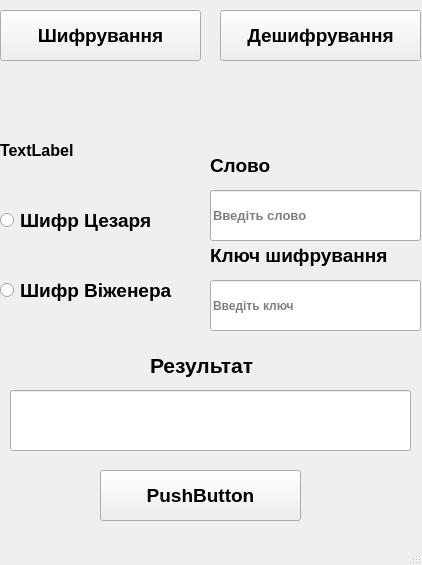
Old version of the form project_2/design_2.ui in the repository Romankrasawa/projectForSchool.
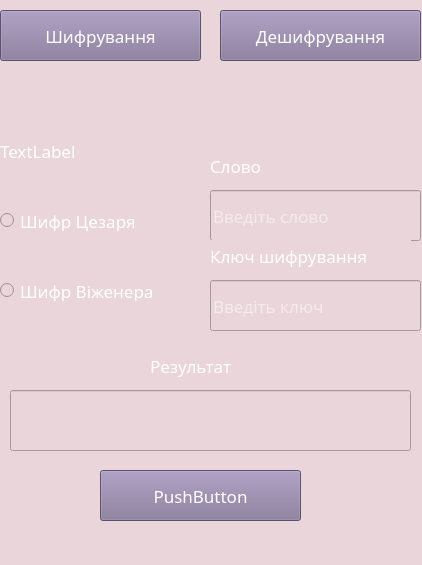
New version of the form.

```diff
--- a/project_2/design_2.ui
+++ b/project_2/design_2.ui
@@ -13,6 +13,11 @@
   <property name="windowTitle">
    <string>MainWindow</string>
   </property>
+  <property name="styleSheet">
+   <string notr="true">background-color:#E9D5DA;
+font: 50 13pt &quot;Yu Gothic Medium&quot;;
+color:white;</string>
+  </property>
   <widget class="QWidget" name="centralwidget">
    <widget class="QPushButton" name="cript">
     <property name="geometry">
@@ -25,11 +30,16 @@
     </property>
     <property name="font">
      <font>
-      <pointsize>14</pointsize>
-      <weight>75</weight>
-      <bold>true</bold>
+      <family>Yu Gothic Medium</family>
+      <pointsize>13</pointsize>
+      <weight>6</weight>
+      <italic>false</italic>
+      <bold>false</bold>
      </font>
     </property>
+    <property name="styleSheet">
+     <string notr="true">background-color: rgb(130, 115, 151);</string>
+    </property>
     <property name="text">
      <string>Шифрування</string>
     </property>
@@ -45,11 +55,16 @@
     </property>
     <property name="font">
      <font>
-      <pointsize>14</pointsize>
-      <weight>75</weight>
-      <bold>true</bold>
+      <family>Yu Gothic Medium</family>
+      <pointsize>13</pointsize>
+      <weight>6</weight>
+      <italic>false</italic>
+      <bold>false</bold>
      </font>
     </property>
+    <property name="styleSheet">
+     <string notr="true">background-color: rgb(130, 115, 151);</string>
+    </property>
     <property name="text">
      <string>Дешифрування</string>
     </property>
@@ -65,9 +80,11 @@
     </property>
     <property name="font">
      <font>
-      <pointsize>14</pointsize>
-      <weight>75</weight>
-      <bold>true</bold>
+      <family>Yu Gothic Medium</family>
+      <pointsize>13</pointsize>
+      <weight>6</weight>
+      <italic>false</italic>
+      <bold>false</bold>
      </font>
     </property>
     <property name="text">
@@ -85,9 +102,11 @@
     </property>
     <property name="font">
      <font>
-      <pointsize>14</pointsize>
-      <weight>75</weight>
-      <bold>true</bold>
+      <family>Yu Gothic Medium</family>
+      <pointsize>13</pointsize>
+      <weight>6</weight>
+      <italic>false</italic>
+      <bold>false</bold>
      </font>
     </property>
     <property name="text">
@@ -105,9 +124,11 @@
     </property>
     <property name="font">
      <font>
-      <pointsize>12</pointsize>
-      <weight>75</weight>
-      <bold>true</bold>
+      <family>Yu Gothic Medium</family>
+      <pointsize>13</pointsize>
+      <weight>6</weight>
+      <italic>false</italic>
+      <bold>false</bold>
      </font>
     </property>
     <property name="text">
@@ -125,11 +146,16 @@
     </property>
     <property name="font">
      <font>
-      <pointsize>10</pointsize>
-      <weight>75</weight>
-      <bold>true</bold>
+      <family>Yu Gothic Medium</family>
+      <pointsize>13</pointsize>
+      <weight>6</weight>
+      <italic>false</italic>
+      <bold>false</bold>
      </font>
     </property>
+    <property name="styleSheet">
+     <string notr="true"/>
+    </property>
     <property name="placeholderText">
      <string>Введіть слово</string>
     </property>
@@ -145,8 +171,11 @@
     </property>
     <property name="font">
      <font>
-      <weight>75</weight>
-      <bold>true</bold>
+      <family>Yu Gothic Medium</family>
+      <pointsize>13</pointsize>
+      <weight>6</weight>
+      <italic>false</italic>
+      <bold>false</bold>
      </font>
     </property>
     <property name="placeholderText">
@@ -164,9 +193,11 @@
     </property>
     <property name="font">
      <font>
-      <pointsize>12</pointsize>
-      <weight>75</weight>
-      <bold>true</bold>
+      <family>Yu Gothic Medium</family>
+      <pointsize>13</pointsize>
+      <weight>6</weight>
+      <italic>false</italic>
+      <bold>false</bold>
      </font>
     </property>
    </widget>
@@ -181,9 +212,11 @@
     </property>
     <property name="font">
      <font>
-      <pointsize>14</pointsize>
-      <weight>75</weight>
-      <bold>true</bold>
+      <family>Yu Gothic Medium</family>
+      <pointsize>13</pointsize>
+      <weight>6</weight>
+      <italic>false</italic>
+      <bold>false</bold>
      </font>
     </property>
     <property name="text">
@@ -201,9 +234,11 @@
     </property>
     <property name="font">
      <font>
-      <pointsize>14</pointsize>
-      <weight>75</weight>
-      <bold>true</bold>
+      <family>Yu Gothic Medium</family>
+      <pointsize>13</pointsize>
+      <weight>6</weight>
+      <italic>false</italic>
+      <bold>false</bold>
      </font>
     </property>
     <property name="text">
@@ -221,11 +256,16 @@
     </property>
     <property name="font">
      <font>
-      <pointsize>14</pointsize>
-      <weight>75</weight>
-      <bold>true</bold>
+      <family>Yu Gothic Medium</family>
+      <pointsize>13</pointsize>
+      <weight>6</weight>
+      <italic>false</italic>
+      <bold>false</bold>
      </font>
     </property>
+    <property name="styleSheet">
+     <string notr="true">background-color: rgb(130, 115, 151);</string>
+    </property>
     <property name="text">
      <string>PushButton</string>
     </property>
@@ -241,9 +281,11 @@
     </property>
     <property name="font">
      <font>
-      <pointsize>16</pointsize>
-      <weight>75</weight>
-      <bold>true</bold>
+      <family>Yu Gothic Medium</family>
+      <pointsize>13</pointsize>
+      <weight>6</weight>
+      <italic>false</italic>
+      <bold>false</bold>
      </font>
     </property>
     <property name="text">
```
